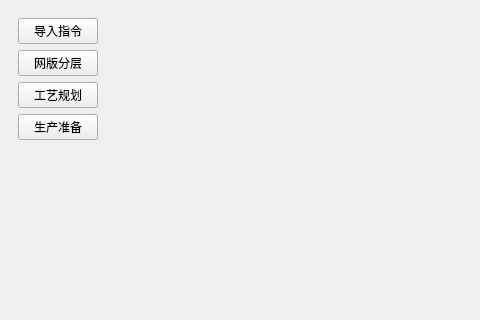
The window that forms/main_window.ui (ByteKnight-X/LineControlRobot) describes before a commit, drawn with Qt 5; both pictures show x 0 to 480 and y 0 to 320 of the 1024 by 640 pixel window.
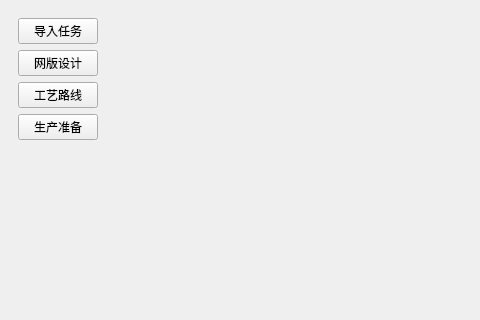
The same window after the commit.

Patch:
```diff
--- a/forms/main_window.ui
+++ b/forms/main_window.ui
@@ -19,19 +19,19 @@
             <layout class="QVBoxLayout" name="btnLayout">
               <item>
                 <widget class="QPushButton" name="btnImport">
-                  <property name="text"><string>导入指令</string></property>
+                  <property name="text"><string>导入任务</string></property>
                   <property name="checkable"><bool>true</bool></property>
                 </widget>
               </item>
               <item>
                 <widget class="QPushButton" name="btnLayering">
-                  <property name="text"><string>网版分层</string></property>
+                  <property name="text"><string>网版设计</string></property>
                   <property name="checkable"><bool>true</bool></property>
                 </widget>
               </item>
               <item>
-                <widget class="QPushButton" name="btnProcessPlanning">
-                  <property name="text"><string>工艺规划</string></property>
+                <widget class="QPushButton" name="btnRoutine">
+                  <property name="text"><string>工艺路线</string></property>
                   <property name="checkable"><bool>true</bool></property>
                 </widget>
               </item>
```
Left out of the diff: 2 changed lines with no effect on the pictures.
